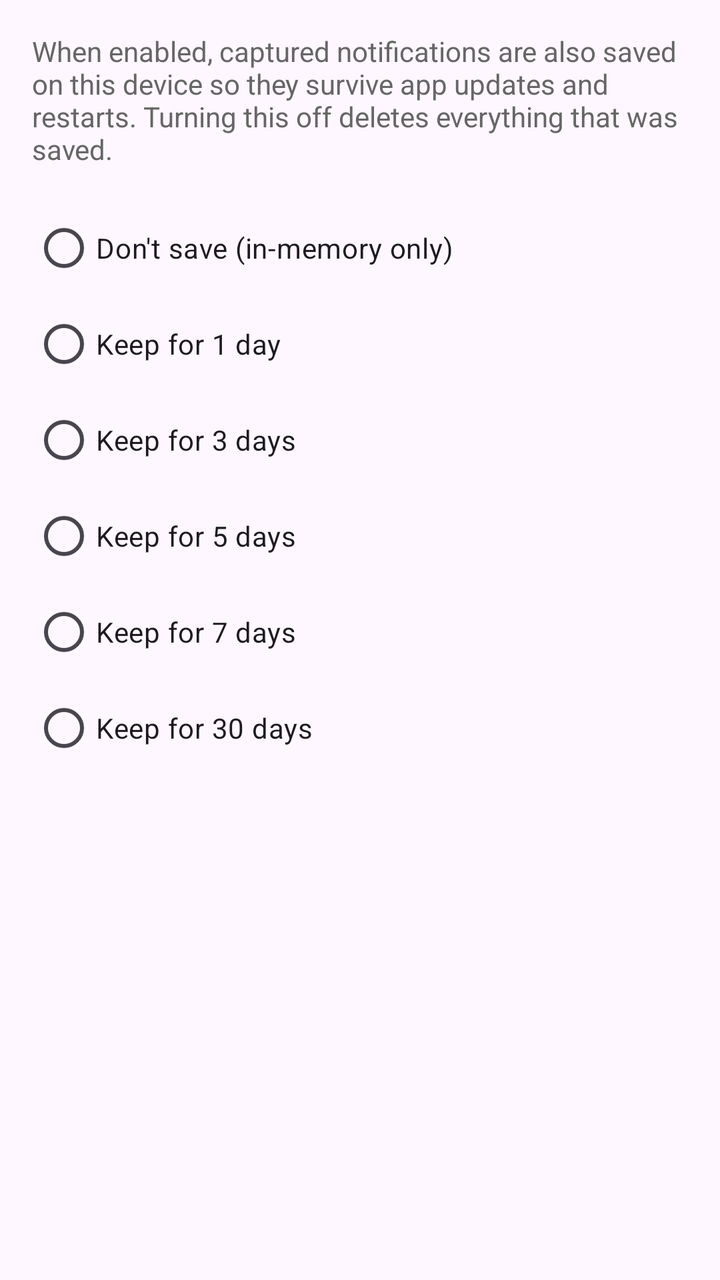
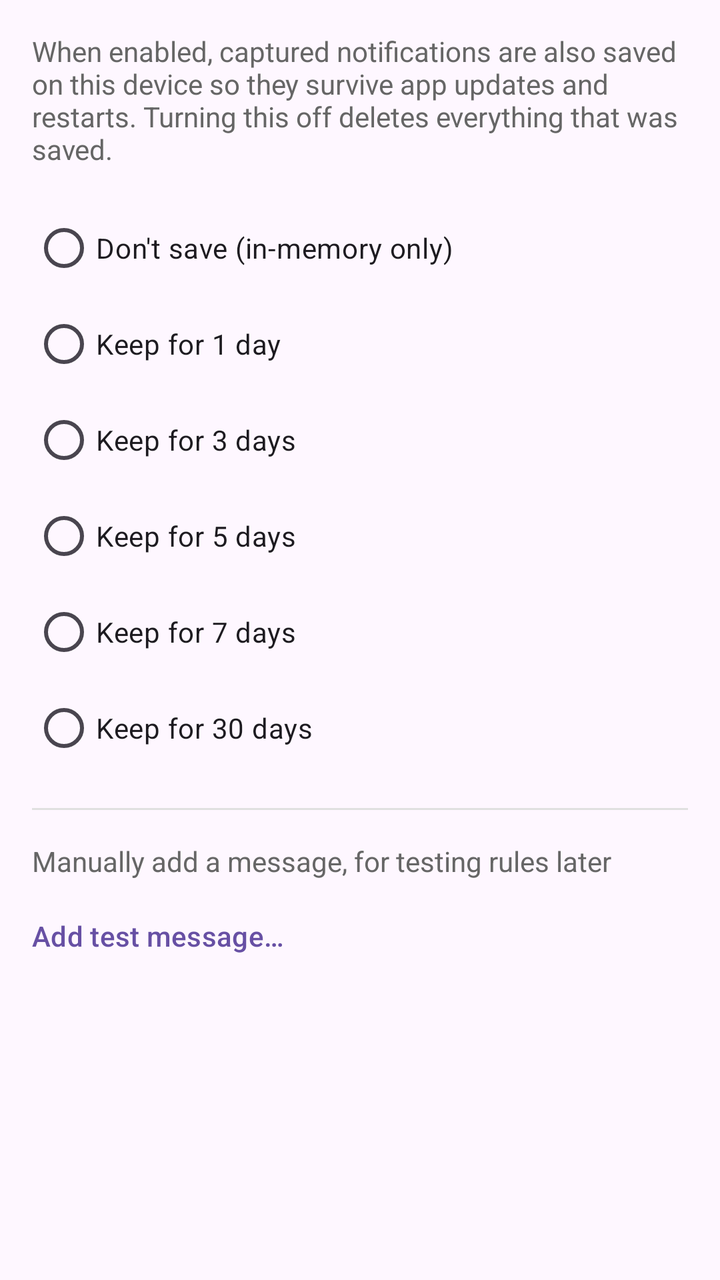

The first picture is an Android layout as it rendered before a commit; the second is the same layout after the commit. The layout source and the unified diff follow.
<!-- AndroidManifest.xml: application theme Theme.FfNotifyImporter -->
<!-- res/layout/fragment_message_history.xml -->
<?xml version="1.0" encoding="utf-8"?>
<ScrollView xmlns:android="http://schemas.android.com/apk/res/android"
    android:layout_width="match_parent"
    android:layout_height="match_parent">

    <LinearLayout
        android:layout_width="match_parent"
        android:layout_height="wrap_content"
        android:orientation="vertical"
        android:padding="16dp">

        <TextView
            android:layout_width="match_parent"
            android:layout_height="wrap_content"
            android:layout_marginBottom="16dp"
            android:text="@string/message_history_explanation"
            android:textColor="#666666" />

        <RadioGroup
            android:id="@+id/retentionOptions"
            android:layout_width="match_parent"
            android:layout_height="wrap_content">

            <RadioButton
                android:id="@+id/retentionOff"
                android:layout_width="match_parent"
                android:layout_height="wrap_content"
                android:paddingTop="10dp"
                android:paddingBottom="10dp"
                android:text="@string/message_history_option_off" />

            <RadioButton
                android:id="@+id/retention1"
                android:layout_width="match_parent"
                android:layout_height="wrap_content"
                android:paddingTop="10dp"
                android:paddingBottom="10dp"
                android:text="@string/message_history_option_1" />

            <RadioButton
                android:id="@+id/retention3"
                android:layout_width="match_parent"
                android:layout_height="wrap_content"
                android:paddingTop="10dp"
                android:paddingBottom="10dp"
                android:text="@string/message_history_option_3" />

            <RadioButton
                android:id="@+id/retention5"
                android:layout_width="match_parent"
                android:layout_height="wrap_content"
                android:paddingTop="10dp"
                android:paddingBottom="10dp"
                android:text="@string/message_history_option_5" />

            <RadioButton
                android:id="@+id/retention7"
                android:layout_width="match_parent"
                android:layout_height="wrap_content"
                android:paddingTop="10dp"
                android:paddingBottom="10dp"
                android:text="@string/message_history_option_7" />

            <RadioButton
                android:id="@+id/retention30"
                android:layout_width="match_parent"
                android:layout_height="wrap_content"
                android:paddingTop="10dp"
                android:paddingBottom="10dp"
                android:text="@string/message_history_option_30" />

        </RadioGroup>

    </LinearLayout>

</ScrollView>
<!-- resources referenced by this layout -->
<resources>
  <string name="message_history_explanation">When enabled, captured notifications are also saved on this device so they survive app updates and restarts. Turning this off deletes everything that was saved.</string>
  <string name="message_history_option_1">Keep for 1 day</string>
  <string name="message_history_option_3">Keep for 3 days</string>
  <string name="message_history_option_30">Keep for 30 days</string>
  <string name="message_history_option_5">Keep for 5 days</string>
  <string name="message_history_option_7">Keep for 7 days</string>
  <string name="message_history_option_off">Don\'t save (in-memory only)</string>
  <style name="Theme.FfNotifyImporter" parent="Theme.Material3.DayNight.NoActionBar" />
</resources>

<!-- the commit's change to res/layout/fragment_message_history.xml (unified diff, before → after) -->
@@ -71,6 +71,29 @@
 
         </RadioGroup>
 
+        <View
+            android:layout_width="match_parent"
+            android:layout_height="1dp"
+            android:layout_marginTop="16dp"
+            android:layout_marginBottom="16dp"
+            android:background="#E0E0E0" />
+
+        <TextView
+            android:layout_width="match_parent"
+            android:layout_height="wrap_content"
+            android:layout_marginBottom="4dp"
+            android:text="@string/settings_add_test_message_subtitle"
+            android:textColor="#666666" />
+
+        <Button
+            android:id="@+id/addTestMessageButton"
+            style="?attr/borderlessButtonStyle"
+            android:layout_width="wrap_content"
+            android:layout_height="wrap_content"
+            android:minWidth="0dp"
+            android:paddingStart="0dp"
+            android:text="@string/settings_add_test_message_button" />
+
     </LinearLayout>
 
 </ScrollView>
<!-- resource entries referenced after the edit -->
@@ -7,6 +7,8 @@
   <string name="message_history_option_5">Keep for 5 days</string>
   <string name="message_history_option_7">Keep for 7 days</string>
   <string name="message_history_option_off">Don\'t save (in-memory only)</string>
+  <string name="settings_add_test_message_button">Add test message…</string>
+  <string name="settings_add_test_message_subtitle">Manually add a message, for testing rules later</string>
   <style name="Theme.FfNotifyImporter" parent="Theme.Material3.DayNight.NoActionBar" />
 </resources>
 
